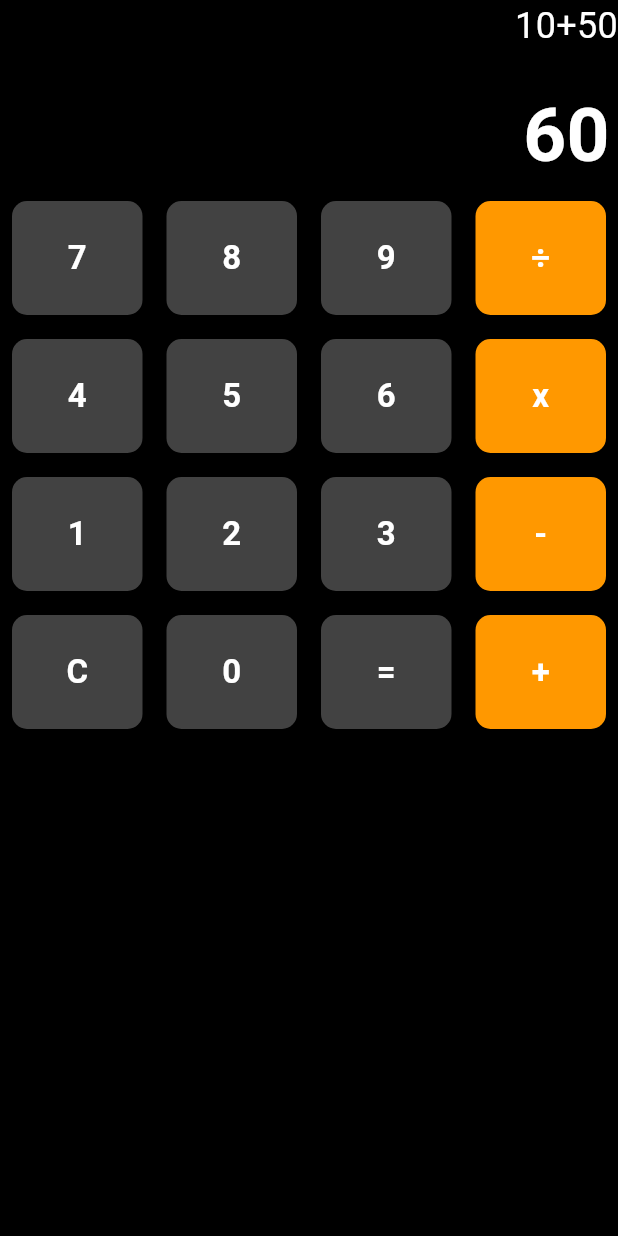
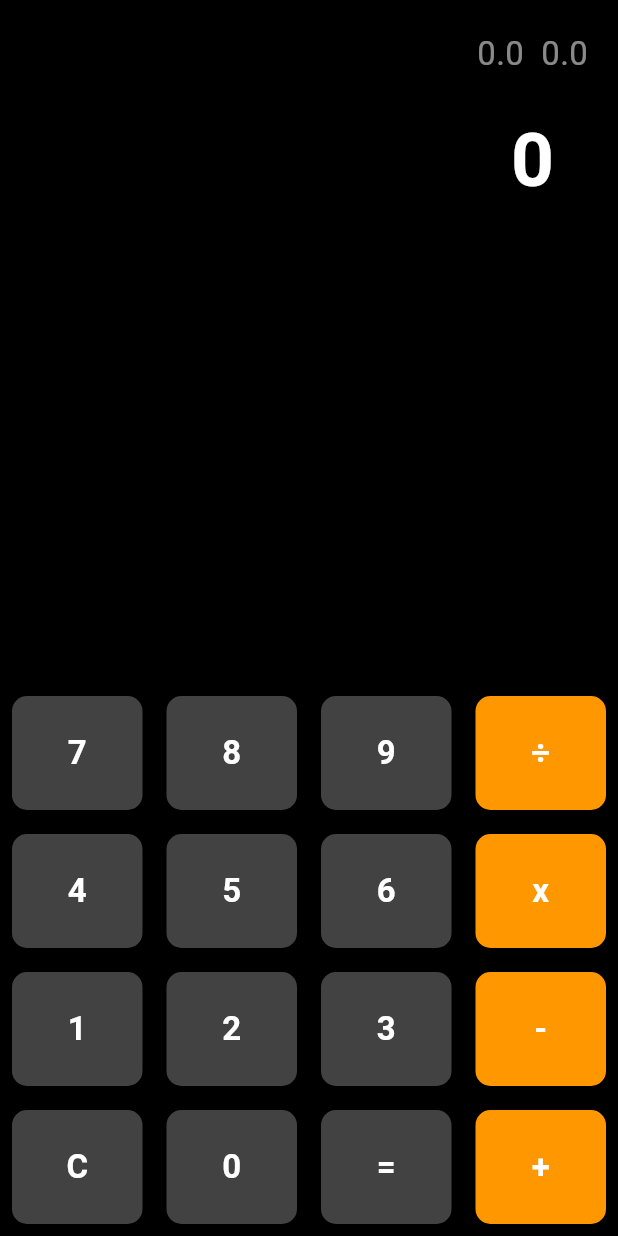
Before and after one commit to mdrahib46/Procedural-Calculator-App, a Flutter app: the screen it shows after launch, on a phone screen of 412 x 824 dp. Run offline on Flutter 3.47's test engine with Material 3 defaults, Android fonts, the phone set to English and light mode, and no system bars.

Commit message:
Procedural Calculator App with 2 numbers calculation

```diff
--- a/lib/home_screen.dart
+++ b/lib/home_screen.dart
@@ -9,24 +9,76 @@ class HomeScreen extends StatefulWidget {
 }
 
 class _HomeScreenState extends State<HomeScreen> {
+  String _output = '0';
+  String _input = '0';
+  String _operator = '';
+  double num1 = 0;
+  double num2 = 0;
+
   @override
   Widget build(BuildContext context) {
+
+
+    void onBtnPress(String value) {
+
+      setState(() {
+        print('Pressed Button $value');
+
+        if (value == "C") {
+          _output = '0';
+          _input = '0';
+          _operator = '';
+          num1 = 0;
+          num2 = 0;
+        } else if (value == "=") {
+          num2 = double.parse(_input);
+
+          if (_operator == "+") {
+            _output = (num1 + num2).toString();
+          } else if (_operator == '-') {
+            _output = (num1 - num2).toString();
+          } else if (_operator == "x") {
+            _output = (num1 * num2).toString();
+          } else if (_operator == '÷') {
+            _output = (num2 != 0) ? (num1 / num2).toString() : 'Division Error';
+          }
+
+          _input = _output;
+        } else if (['+', '-', 'x', '÷'].contains(value)) {
+          num1 = double.parse(_input);
+          _operator = value;
+          _input = '0';
+        } else {
+          if(_input == '0'){
+            _input = value;
+          }else{
+            _input += value;
+          }
+          _output = _input;
+
+        }
+      });
+    }
+
+
     return Scaffold(
       backgroundColor: Colors.black,
       body: SafeArea(
         child: Column(
           children: [
             Container(
+              width: double.infinity,
+              padding: EdgeInsets.all(20),
               alignment: .bottomRight,
               child: Column(
                 children: [
                   Text(
-                    '10+50',
-                    style: TextStyle(color: Colors.white, fontSize: 24),
+                    '$num1 $_operator $num2',
+                    style: TextStyle(color: Colors.white54, fontSize: 22),
                   ),
                   SizedBox(height: 20),
                   Text(
-                    '60',
+                    _output,
                     style: TextStyle(
                       fontSize: 50,
                       color: Colors.white,
@@ -36,36 +88,37 @@ class _HomeScreenState extends State<HomeScreen> {
                 ],
               ),
             ),
+            const Spacer(),
             Row(
               children: [
-                BuildButton(onTap: (){}, text: "7"),
-                BuildButton(onTap: (){}, text: "8"),
-                BuildButton(onTap: (){}, text: "9"),
-                BuildButton(onTap: (){}, text: "÷", color: Colors.orange,),
+                BuildButton(onTap: ()=> onBtnPress('7'), text: "7"),
+                BuildButton(onTap: ()=> onBtnPress('8'), text: "8"),
+                BuildButton(onTap: ()=> onBtnPress('9'), text: "9"),
+                BuildButton(onTap: ()=> onBtnPress('÷'), text: "÷", color: Colors.orange,),
               ],
             ),
             Row(
               children: [
-                BuildButton(onTap: (){}, text: "4"),
-                BuildButton(onTap: (){}, text: "5"),
-                BuildButton(onTap: (){}, text: "6"),
-                BuildButton(onTap: (){}, text: "x", color: Colors.orange,),
+                BuildButton(onTap: ()=> onBtnPress('4'), text: "4"),
+                BuildButton(onTap: ()=> onBtnPress('5'), text: "5"),
+                BuildButton(onTap: ()=> onBtnPress('6'), text: "6"),
+                BuildButton(onTap: ()=> onBtnPress('x'), text: "x", color: Colors.orange,),
               ],
             ),
             Row(
               children: [
-                BuildButton(onTap: (){}, text: "1"),
-                BuildButton(onTap: (){}, text: "2"),
-                BuildButton(onTap: (){}, text: "3"),
-                BuildButton(onTap: (){}, text: "-", color: Colors.orange,),
+                BuildButton(onTap: ()=> onBtnPress('1'), text: "1"),
+                BuildButton(onTap: ()=> onBtnPress('2'), text: "2"),
+                BuildButton(onTap: ()=> onBtnPress('3'), text: "3"),
+                BuildButton(onTap: ()=> onBtnPress('-'), text: "-", color: Colors.orange,),
               ],
             ),
             Row(
               children: [
-                BuildButton(onTap: (){}, text: "C"),
-                BuildButton(onTap: (){}, text: "0"),
-                BuildButton(onTap: (){}, text: "="),
-                BuildButton(onTap: (){}, text: "+", color: Colors.orange,),
+                BuildButton(onTap: ()=> onBtnPress('C'), text: "C"),
+                BuildButton(onTap: ()=> onBtnPress('0'), text: "0"),
+                BuildButton(onTap: ()=> onBtnPress('='), text: "="),
+                BuildButton(onTap: ()=> onBtnPress('+'), text: "+", color: Colors.orange,),
               ],
             ),
           ],
```
